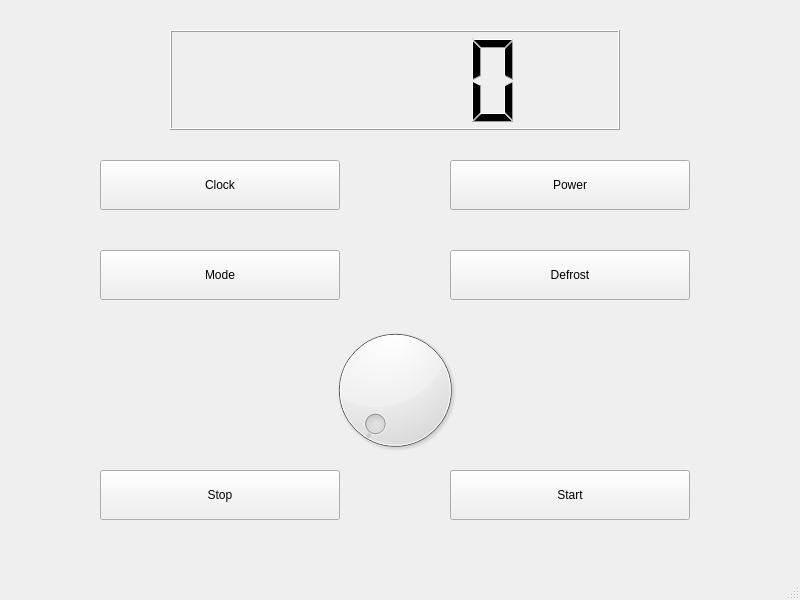
Before: the Qt Designer form MicrowaveOven/mainwindow.ui in Seangongx/StatemachineExercise, drawn with Qt 5.
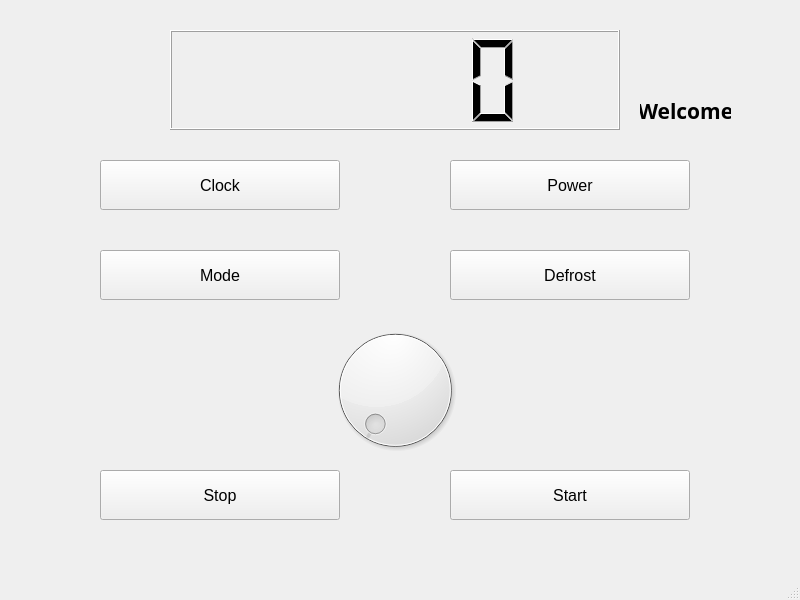
After: the same form once the commit is applied. Custom widgets are drawn as their Qt base class.

```diff
--- a/MicrowaveOven/mainwindow.ui
+++ b/MicrowaveOven/mainwindow.ui
@@ -51,6 +51,12 @@
       <height>50</height>
      </rect>
     </property>
+    <property name="font">
+     <font>
+      <family>Arial</family>
+      <pointsize>12</pointsize>
+     </font>
+    </property>
     <property name="text">
      <string>Clock</string>
     </property>
@@ -64,6 +70,12 @@
       <height>50</height>
      </rect>
     </property>
+    <property name="font">
+     <font>
+      <family>Arial</family>
+      <pointsize>12</pointsize>
+     </font>
+    </property>
     <property name="text">
      <string>Power</string>
     </property>
@@ -77,6 +89,12 @@
       <height>50</height>
      </rect>
     </property>
+    <property name="font">
+     <font>
+      <family>Arial</family>
+      <pointsize>12</pointsize>
+     </font>
+    </property>
     <property name="text">
      <string>Mode</string>
     </property>
@@ -90,6 +108,12 @@
       <height>50</height>
      </rect>
     </property>
+    <property name="font">
+     <font>
+      <family>Arial</family>
+      <pointsize>12</pointsize>
+     </font>
+    </property>
     <property name="text">
      <string>Defrost</string>
     </property>
@@ -103,6 +127,12 @@
       <height>50</height>
      </rect>
     </property>
+    <property name="font">
+     <font>
+      <family>Arial</family>
+      <pointsize>12</pointsize>
+     </font>
+    </property>
     <property name="text">
      <string>Stop</string>
     </property>
@@ -116,6 +146,12 @@
       <height>50</height>
      </rect>
     </property>
+    <property name="font">
+     <font>
+      <family>Arial</family>
+      <pointsize>12</pointsize>
+     </font>
+    </property>
     <property name="text">
      <string>Start</string>
     </property>
@@ -151,6 +187,45 @@
      <bool>false</bool>
     </property>
    </widget>
+   <widget class="QLabel" name="label">
+    <property name="geometry">
+     <rect>
+      <x>640</x>
+      <y>80</y>
+      <width>91</width>
+      <height>61</height>
+     </rect>
+    </property>
+    <property name="font">
+     <font>
+      <family>Agency FB</family>
+      <pointsize>16</pointsize>
+      <weight>75</weight>
+      <bold>true</bold>
+     </font>
+    </property>
+    <property name="lineWidth">
+     <number>10</number>
+    </property>
+    <property name="text">
+     <string>Welcome</string>
+    </property>
+    <property name="textFormat">
+     <enum>Qt::AutoText</enum>
+    </property>
+    <property name="scaledContents">
+     <bool>false</bool>
+    </property>
+    <property name="alignment">
+     <set>Qt::AlignCenter</set>
+    </property>
+    <property name="wordWrap">
+     <bool>false</bool>
+    </property>
+    <property name="textInteractionFlags">
+     <set>Qt::LinksAccessibleByMouse</set>
+    </property>
+   </widget>
   </widget>
   <widget class="QMenuBar" name="menubar">
    <property name="geometry">
```
Left out of the diff: 2 changed lines with no effect on the pictures.
